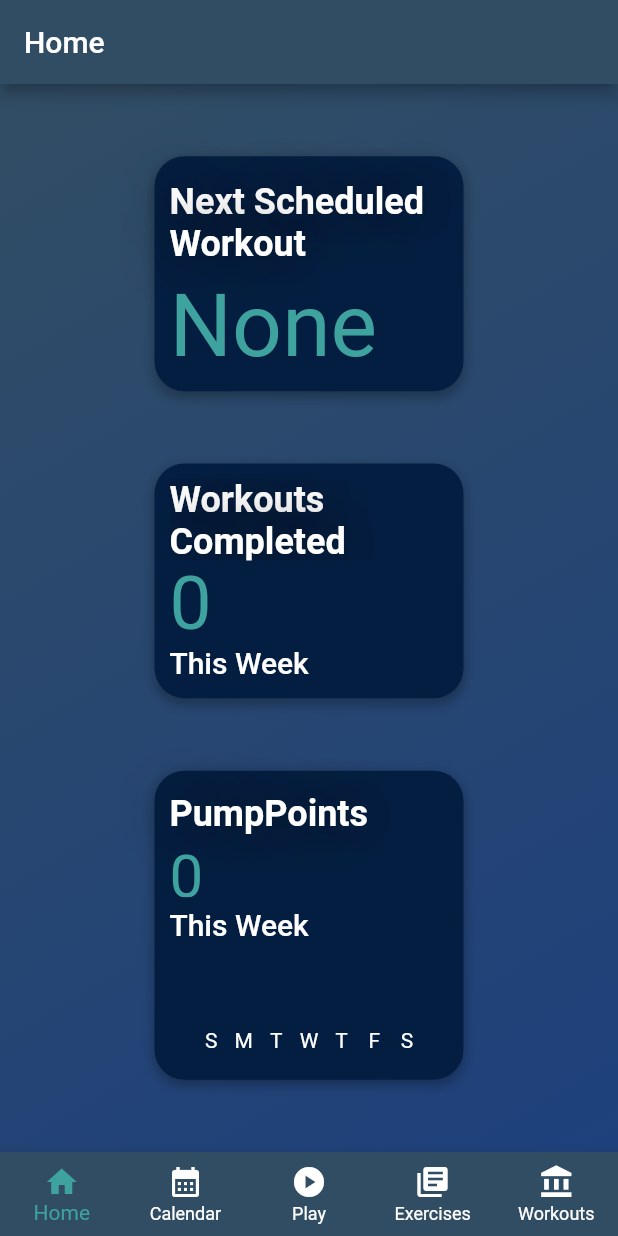
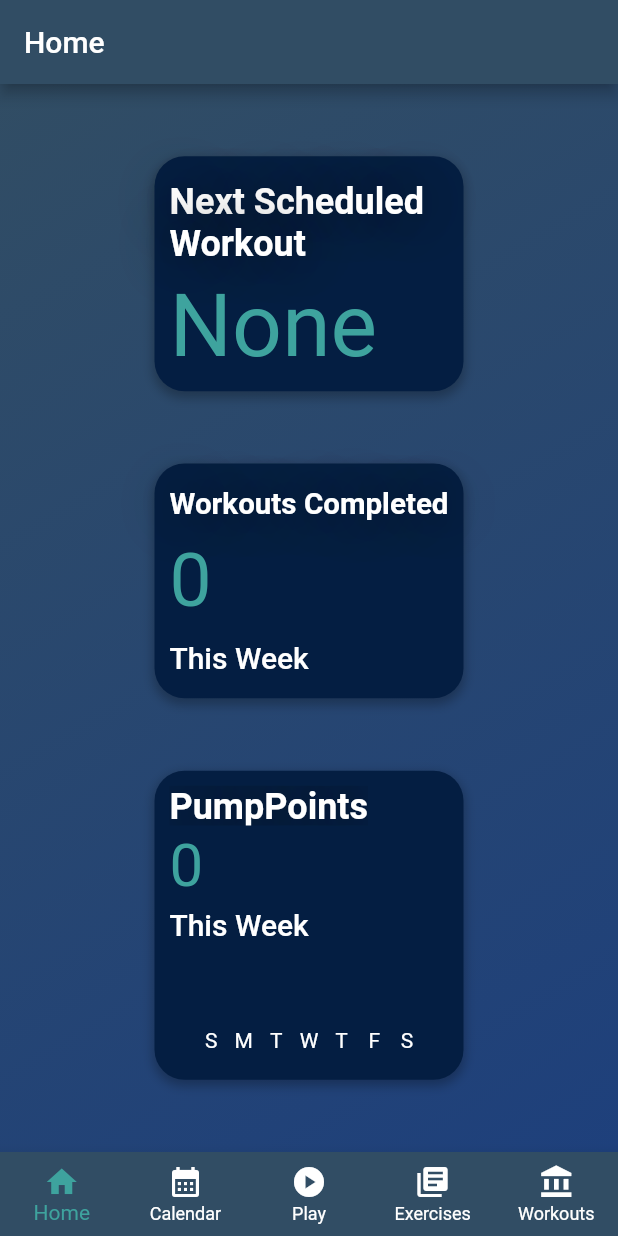
Before and after one commit to JaredD-SWENG/PumpState, a Flutter app: the screen it shows after launch, on a phone screen of 412 x 824 dp. Run offline on Flutter 3.47's test engine with Material 2 defaults, Android fonts, the phone set to English and light mode, and no system bars; drawn by our look-alikes of fl_chart; our stand-ins replace circular_countdown_timer, flutter_riverpod, flutter_time_picker_spinner, table_calendar.

Commit message:
UI Debug for Samsung Galaxy S8

```diff
--- a/lib/screens/new-workout-screen.dart
+++ b/lib/screens/new-workout-screen.dart
@@ -96,7 +96,7 @@ class NewWorkoutScreen extends ConsumerWidget {
                 ),
               ),
               Expanded(flex: 2, child: initDropDown),
-              Expanded(flex: 1, child: BreakButtons()),
+              Expanded(flex: 2, child: BreakButtons()),
               Expanded(flex: 12, child: NewWorkoutActivityList()),
               Expanded(
                   flex: 1,
--- a/lib/widgets/next-scheduled-workout.dart
+++ b/lib/widgets/next-scheduled-workout.dart
@@ -25,7 +25,8 @@ class NextScheduledWorkout extends ConsumerWidget {
                   "Next Scheduled Workout",
                   style: Theme.of(context).textTheme.headline5,
                 ),
-                )),
+              ),
+            ),
             Expanded(
               flex: 2,
               child: Align(
@@ -50,9 +51,12 @@ class NextScheduledWorkout extends ConsumerWidget {
                 flex: 2,
                 child: Align(
                   alignment: Alignment.centerLeft,
+                  child: FittedBox(
+                    fit: BoxFit.contain,
                     child: Text(
                       "Next Scheduled Workout",
                       style: Theme.of(context).textTheme.headline5,
+                    ),
                   ),
                 )),
             Expanded(
--- a/lib/widgets/this-week-pump-points-chart.dart
+++ b/lib/widgets/this-week-pump-points-chart.dart
@@ -43,7 +43,7 @@ class ThisWeekPumpPointsChart extends ConsumerWidget {
             ),
           ),
           Expanded(
-              flex: 1,
+              flex: 2,
               child: Align(
                 alignment: Alignment.centerLeft,
                 child: Text(
@@ -61,7 +61,7 @@ class ThisWeekPumpPointsChart extends ConsumerWidget {
                 ),
               )),
           Expanded(
-            flex: 2,
+            flex: 3,
             child: Container(
               padding: const EdgeInsets.fromLTRB(10, 10, 10, 10),
               child: BarChart(
--- a/lib/widgets/this-week-workouts-completed.dart
+++ b/lib/widgets/this-week-workouts-completed.dart
@@ -32,13 +32,15 @@ class ThisWeekWorkoutsCompleted extends ConsumerWidget {
       child: Column(
         children: [
           Expanded(
-              flex: 2,
+              flex: 1,
               child: Align(
                 alignment: Alignment.centerLeft,
-                child: Text(
+                child: FittedBox(
+                  fit: BoxFit.contain,
+                  child: Text(
                   "Workouts Completed",
                   style: Theme.of(context).textTheme.headline5,
-                ),
+                ),),
               )),
           Expanded(
               flex: 2,
```
Also changed, not shown: lib/widgets/break-buttons.dart (+4 -4 lines). Lines whose indentation alone changed are shown as unchanged.
